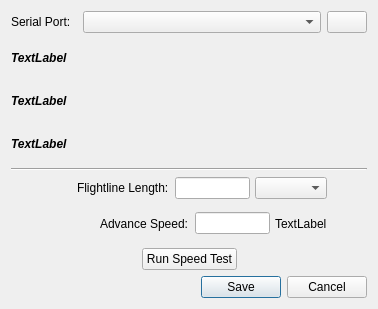
Old version of the form resources/editStringDrive.ui in the repository gill14/AccuPatt.
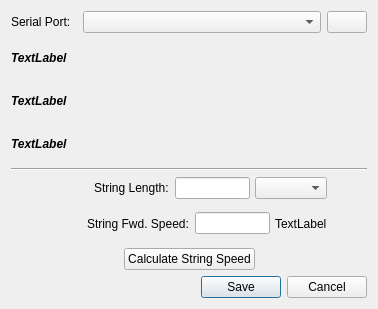
New version of the form.

Commit message: calc string speed, cleanup signals

What changed in the file:
```diff
--- a/resources/editStringDrive.ui
+++ b/resources/editStringDrive.ui
@@ -133,7 +133,7 @@
      <item>
       <widget class="QLabel" name="label_4">
        <property name="text">
-        <string>Flightline Length:</string>
+        <string>String Length:</string>
        </property>
       </widget>
      </item>
@@ -224,7 +224,7 @@
      <item>
       <widget class="QLabel" name="label_5">
        <property name="text">
-        <string>Advance Speed:</string>
+        <string>String Fwd. Speed:</string>
        </property>
       </widget>
      </item>
@@ -303,7 +303,7 @@
      <item>
       <widget class="QPushButton" name="buttonRunSpeedTest">
        <property name="text">
-        <string>Run Speed Test</string>
+        <string>Calculate String Speed</string>
        </property>
       </widget>
      </item>
```
Left out of the diff: 40 changed lines with no effect on the pictures. The commit also changes 10 other files.
